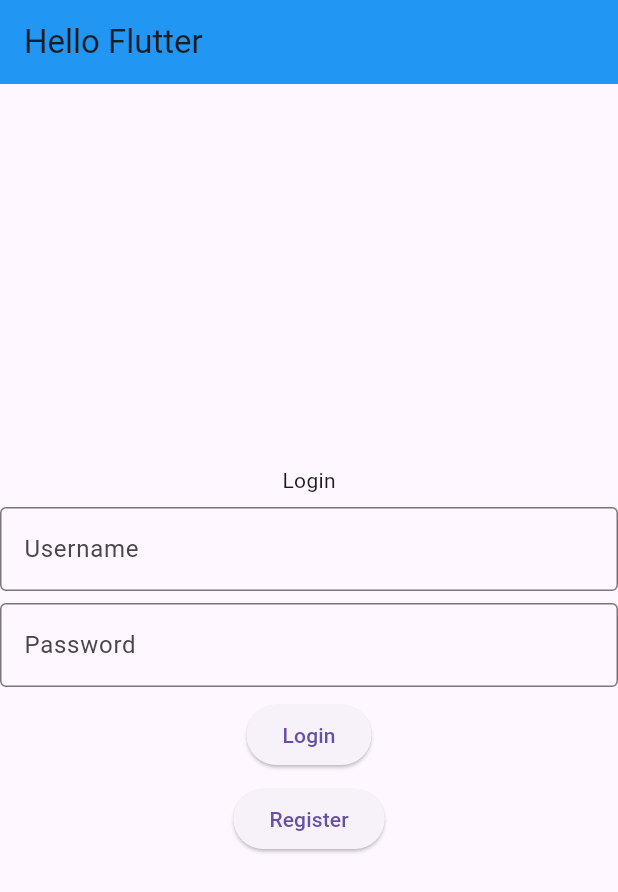
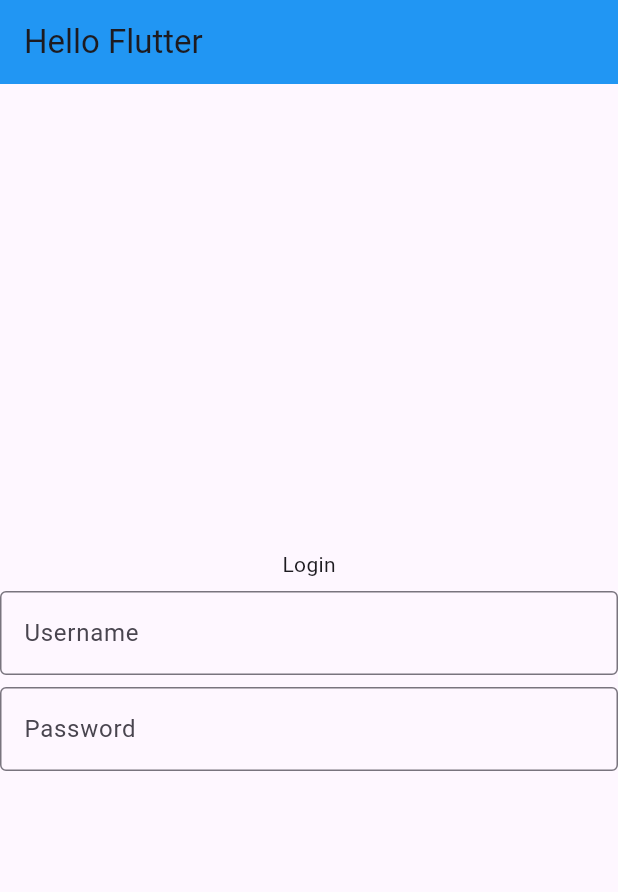
Before and after one commit to leequanjin/hello_flutter, a Flutter app: the screen it shows after launch, on a phone screen of 412 x 824 dp. Shown: the top 892 px of the screen. Run offline on Flutter 3.47's test engine with Material 3 defaults, Android fonts, the phone set to English and light mode, and no system bars.

Commit message:
Removed Elevated Buttons

```diff
--- a/lib/main.dart
+++ b/lib/main.dart
@@ -36,14 +36,6 @@ class MainApp extends StatelessWidget {
                   border: OutlineInputBorder(),
                 ),
               ),
-              ElevatedButton(
-                  onPressed: (){},
-                  child: Text('Login')
-              ),
-              ElevatedButton(
-                  onPressed: (){},
-                  child: Text('Register')
-              ),
             ],
           ),
         ),
```
